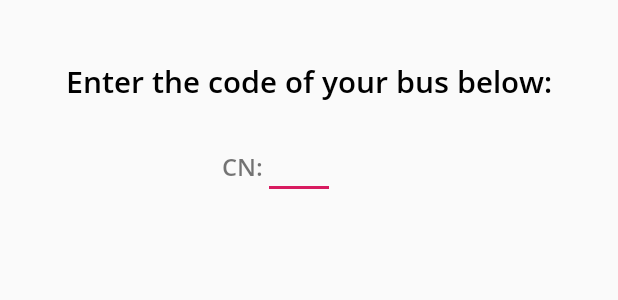
After one commit to Akitektuo/BusCard, an Android app: the layout dialog_ask_for_details.xml on its own in the app's theme, with its tools: preview values and no code run, on a phone screen of 412 x 824 dp. The commit adds this screen. Shown: the top 300 px of the screen. Run offline under Robolectric (Android 15) with nearby library versions, the phone set to English and light mode, and no system bars.

Commit message:
details dialog

```diff
--- /dev/null
+++ b/app/src/main/res/layout/dialog_ask_for_details.xml
@@ -0,0 +1,52 @@
+<?xml version="1.0" encoding="utf-8"?>
+<androidx.constraintlayout.widget.ConstraintLayout
+    xmlns:android="http://schemas.android.com/apk/res/android"
+    xmlns:app="http://schemas.android.com/apk/res-auto"
+    xmlns:tools="http://schemas.android.com/tools"
+    android:orientation="vertical"
+    android:layout_width="match_parent"
+    android:layout_height="wrap_content"
+    android:padding="20dp"
+    android:layout_marginLeft="20dp"
+    android:layout_marginRight="20dp">
+
+    <TextView
+        android:id="@+id/textView2"
+        android:layout_width="wrap_content"
+        android:layout_height="wrap_content"
+        android:layout_marginTop="20dp"
+        android:text="Enter the code of your bus below:"
+        android:textColor="#000"
+        android:textSize="20sp"
+        android:textStyle="bold"
+
+        app:layout_constraintEnd_toEndOf="parent"
+        app:layout_constraintHorizontal_bias="0.5"
+        app:layout_constraintStart_toStartOf="parent"
+        app:layout_constraintTop_toTopOf="parent" />
+
+    <TextView
+        android:id="@+id/textView5"
+        android:layout_width="wrap_content"
+        android:layout_height="wrap_content"
+        android:layout_marginTop="32dp"
+        android:text="CN:"
+        android:textSize="16sp"
+        app:layout_constraintEnd_toEndOf="@+id/textView2"
+        app:layout_constraintHorizontal_bias="0.35"
+        app:layout_constraintStart_toStartOf="@+id/textView2"
+        app:layout_constraintTop_toBottomOf="@+id/textView2" />
+
+    <EditText
+        android:id="@+id/editText"
+        android:layout_width="48dp"
+        android:layout_height="wrap_content"
+        android:inputType="number"
+        android:maxLength="3"
+        android:textSize="16sp"
+        app:layout_constraintBottom_toBottomOf="@+id/textView5"
+        app:layout_constraintStart_toEndOf="@+id/textView5"
+        app:layout_constraintTop_toTopOf="@+id/textView5"
+        app:layout_constraintVertical_bias="0.5" />
+
+</androidx.constraintlayout.widget.ConstraintLayout>
```
Also changed, not shown: app/src/main/java/com/akitektuo/buscard/AskForDetailsDialog.java (added, +44 -0 lines), app/src/main/java/com/akitektuo/buscard/MainActivity.java (+7 -1 lines), app/src/main/res/drawable/custom_button.xml (added, +10 -0 lines).
